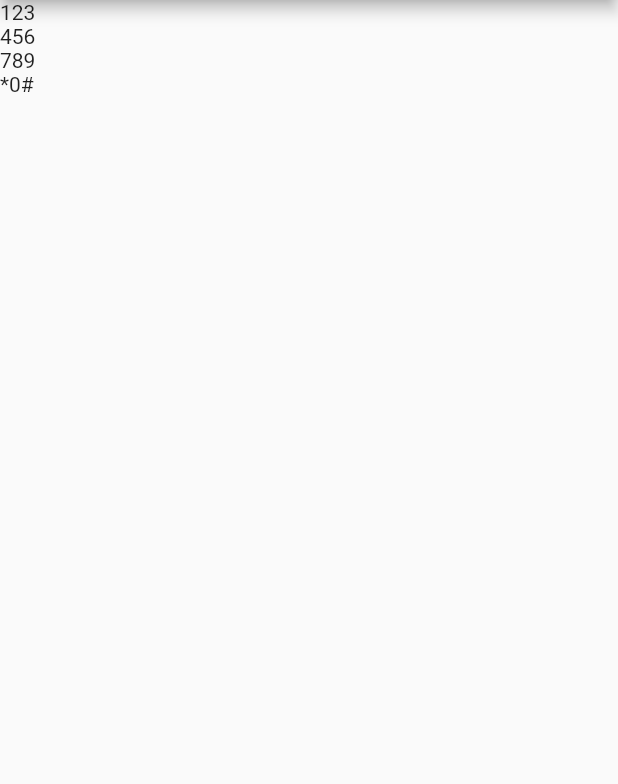
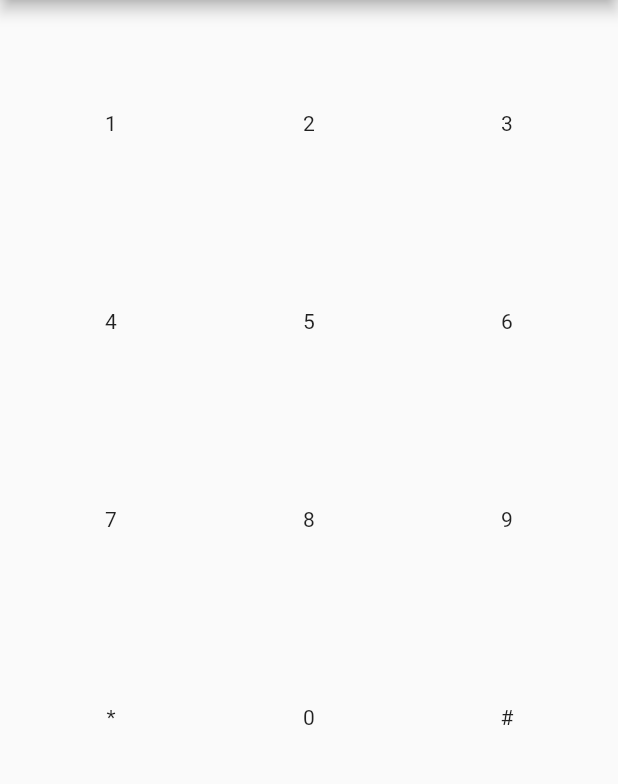
Before and after one commit to MateusRodCosta/musical-dialer, a Flutter app: the screen it shows after launch, on a phone screen of 412 x 824 dp, the part 84-868 px from its top. Run offline on Flutter 3.47's test engine with Material 2 defaults, Android fonts, the light colour scheme and no system bars.

Commit message:
Make dialer into a somewhat nice looking grid

```diff
--- a/lib/main.dart
+++ b/lib/main.dart
@@ -26,39 +26,52 @@ class MyHomePage extends StatefulWidget {
 
 class _MyHomePageState extends State<MyHomePage> {
 
+  _buildDialerButton(String label, String altValue) {
+
+    return new Column(
+      mainAxisAlignment: MainAxisAlignment.center,
+      children: <Widget>[
+        new Text(label),
+      ],
+    );
+
+  }
+
+  _buildDialer() {
+    return new GridView.count(
+      scrollDirection: Axis.vertical,
+      crossAxisCount: 3,
+      children: <Widget>[
+        _buildDialerButton('1', null),
+        _buildDialerButton('2', "ABC"),
+        _buildDialerButton('3', "DEF"),
+        _buildDialerButton('4', "GHI"),
+        _buildDialerButton('5', "JKL"),
+        _buildDialerButton('6', "MNO"),
+        _buildDialerButton('7', "PQRS"),
+        _buildDialerButton('8', "TUV"),
+        _buildDialerButton('9', "WXYZ"),
+        _buildDialerButton('*', null),
+        _buildDialerButton('0', "+"),
+        _buildDialerButton('#', null),
+      ],
+    );
+  }
+
   @override
   Widget build(BuildContext context) {
     return new Scaffold(
-        appBar: new AppBar(
-          title: new Text(widget.title),
+      appBar: new AppBar(
+        title: new Text(widget.title),
+      ),
+      body: new Container(
+        padding: new EdgeInsets.symmetric(
+          horizontal: 8.0,
+          vertical: 16.0,
         ),
-        body: new Container(
-            padding: const EdgeInsets.only(bottom: 8.0),
-            child: new Column(
-              children: <Widget>[
-                new Row(children: <Widget>[
-                  new Text('1'),
-                  new Text('2'),
-                  new Text('3'),
-                ]),
-                new Row(children: <Widget>[
-                  new Text('4'),
-                  new Text('5'),
-                  new Text('6'),
-                ]),
-                new Row(children: <Widget>[
-                  new Text('7'),
-                  new Text('8'),
-                  new Text('9'),
-                ]),
-                new Row(children: <Widget>[
-                  new Text('*'),
-                  new Text('0'),
-                  new Text('#'),
-                ]),
-              ],
-            )
-        )
+        alignment: AlignmentDirectional.bottomCenter,
+        child: _buildDialer(),
+      ),
     );
   }
 }
```
Also changed, not shown: 1 other file.
